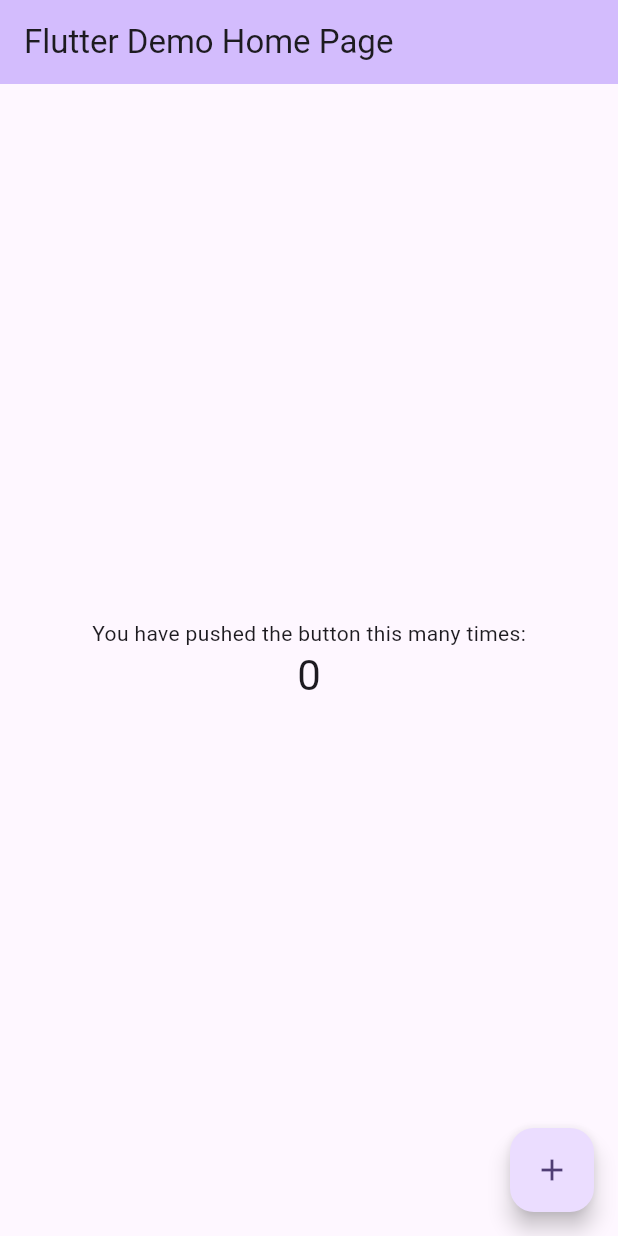
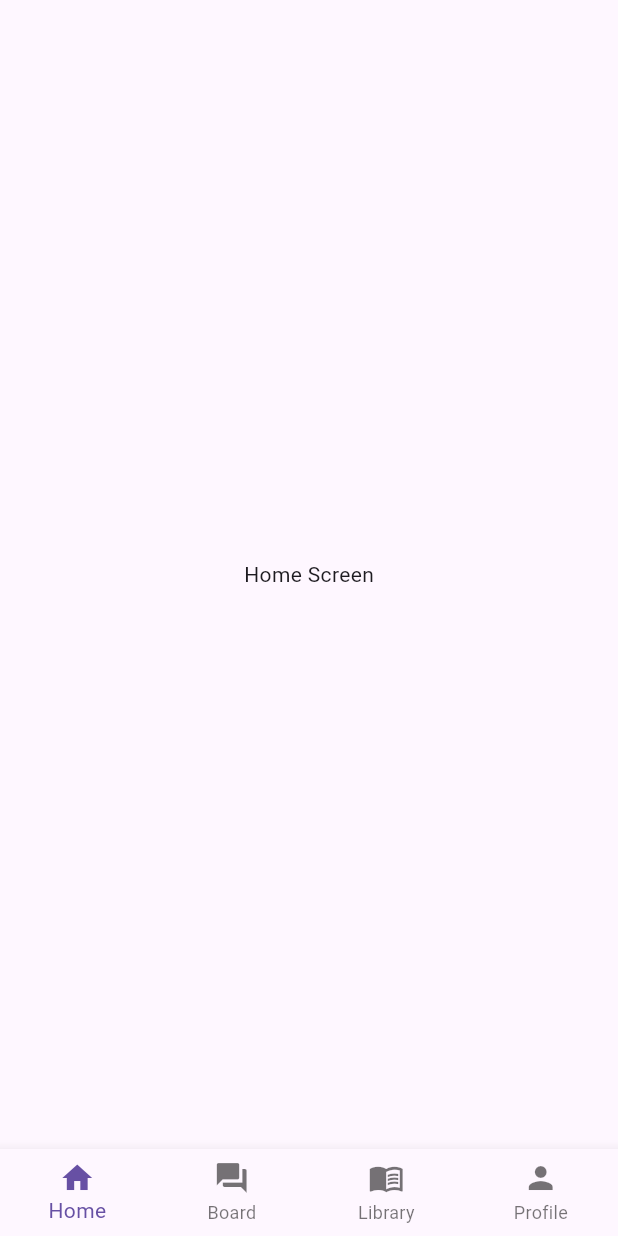
Before and after one commit to neochristmas/pagemeet, a Flutter app: the screen it shows after launch, on a phone screen of 412 x 824 dp. Run offline on Flutter 3.47's test engine with Material 3 defaults, Android fonts, the phone set to English and light mode, and no system bars; our stand-ins replace flutter_riverpod.

Commit message:
chore: initial project structure

```diff
--- /dev/null
+++ b/lib/app.dart
@@ -0,0 +1,50 @@
+import 'package:flutter/material.dart';
+import 'package:flutter_riverpod/flutter_riverpod.dart';
+import 'package:page_meet/providers/bottom_nav_provider.dart';
+import 'package:page_meet/screens/board_screen.dart';
+import 'package:page_meet/screens/home_screen.dart';
+import 'package:page_meet/screens/library_screen.dart';
+import 'package:page_meet/screens/profile_screen.dart';
+
+class PageMeetApp extends ConsumerWidget {
+  PageMeetApp({super.key});
+
+  final List<Widget> _screens = [
+    HomeScreen(),
+    BoardScreen(),
+    LibraryScreen(),
+    ProfileScreen(),
+  ];
+
+  @override
+  Widget build(BuildContext context, WidgetRef ref) {
+    final currentIdx = ref.watch(bottomNavIndexProvider);
+
+    return Scaffold(
+      body: _screens[currentIdx],
+      bottomNavigationBar: BottomNavigationBar(
+        currentIndex: currentIdx,
+        onTap: (idx) => ref.read(bottomNavIndexProvider.notifier).state = idx,
+        type: BottomNavigationBarType.fixed,
+        items: [
+          BottomNavigationBarItem(
+            icon: Icon(Icons.home),
+            label: 'Home',
+          ),
+          BottomNavigationBarItem(
+            icon: Icon(Icons.forum),
+            label: 'Board',
+          ),
+          BottomNavigationBarItem(
+            icon: Icon(Icons.menu_book),
+            label: 'Library',
+          ),
+          BottomNavigationBarItem(
+            icon: Icon(Icons.person),
+            label: 'Profile',
+          ),
+        ],
+      ),
+    );
+  }
+}
--- a/lib/main.dart
+++ b/lib/main.dart
@@ -1,7 +1,13 @@
 import 'package:flutter/material.dart';
+import 'package:flutter_riverpod/flutter_riverpod.dart';
+import 'package:page_meet/app.dart';
 
 void main() {
-  runApp(const MyApp());
+  runApp(
+    ProviderScope(
+      child: MyApp(),
+    ),
+  );
 }
 
 class MyApp extends StatelessWidget {
@@ -10,57 +16,11 @@ class MyApp extends StatelessWidget {
   @override
   Widget build(BuildContext context) {
     return MaterialApp(
-      title: 'Flutter Demo',
+      title: 'PageMeet',
       theme: ThemeData(
-        colorScheme: ColorScheme.fromSeed(seedColor: Colors.deepPurple),
+        primarySwatch: Colors.blue,
       ),
-      home: const MyHomePage(title: 'Flutter Demo Home Page'),
+      home: PageMeetApp(),
     );
   }
 }
-
-class MyHomePage extends StatefulWidget {
-  const MyHomePage({super.key, required this.title});
-
-  final String title;
-
-  @override
-  State<MyHomePage> createState() => _MyHomePageState();
-}
-
-class _MyHomePageState extends State<MyHomePage> {
-  int _counter = 0;
-
-  void _incrementCounter() {
-    setState(() {
-      _counter++;
-    });
-  }
-
-  @override
-  Widget build(BuildContext context) {
-    return Scaffold(
-      appBar: AppBar(
-        backgroundColor: Theme.of(context).colorScheme.inversePrimary,
-        title: Text(widget.title),
-      ),
-      body: Center(
-        child: Column(
-          mainAxisAlignment: MainAxisAlignment.center,
-          children: <Widget>[
-            const Text('You have pushed the button this many times:'),
-            Text(
-              '$_counter',
-              style: Theme.of(context).textTheme.headlineMedium,
-            ),
-          ],
-        ),
-      ),
-      floatingActionButton: FloatingActionButton(
-        onPressed: _incrementCounter,
-        tooltip: 'Increment',
-        child: const Icon(Icons.add),
-      ),
-    );
-  }
-}
--- /dev/null
+++ b/lib/providers/bottom_nav_provider.dart
@@ -0,0 +1,3 @@
+import 'package:flutter_riverpod/flutter_riverpod.dart';
+
+final bottomNavIndexProvider = StateProvider<int>((ref) => 0);
--- /dev/null
+++ b/lib/screens/board_screen.dart
@@ -0,0 +1,12 @@
+import 'package:flutter/material.dart';
+
+class BoardScreen extends StatelessWidget {
+  const BoardScreen({super.key});
+
+  @override
+  Widget build(BuildContext context) {
+    return const Center(
+      child: Text('Board Screen'),
+    );
+  }
+}
--- /dev/null
+++ b/lib/screens/home_screen.dart
@@ -0,0 +1,12 @@
+import 'package:flutter/material.dart';
+
+class HomeScreen extends StatelessWidget {
+  const HomeScreen({super.key});
+
+  @override
+  Widget build(BuildContext context) {
+    return const Center(
+      child: Text('Home Screen'),
+    );
+  }
+}
--- /dev/null
+++ b/lib/screens/library_screen.dart
@@ -0,0 +1,12 @@
+import 'package:flutter/material.dart';
+
+class LibraryScreen extends StatelessWidget {
+  const LibraryScreen({super.key});
+
+  @override
+  Widget build(BuildContext context) {
+    return const Center(
+      child: Text('Library Screen'),
+    );
+  }
+}
--- /dev/null
+++ b/lib/screens/profile_screen.dart
@@ -0,0 +1,12 @@
+import 'package:flutter/material.dart';
+
+class ProfileScreen extends StatelessWidget {
+  const ProfileScreen({super.key});
+
+  @override
+  Widget build(BuildContext context) {
+    return const Center(
+      child: Text('Profile Screen'),
+    );
+  }
+}
--- a/pubspec.yaml
+++ b/pubspec.yaml
@@ -2,7 +2,7 @@ name: page_meet
 description: "A new Flutter project."
 # The following line prevents the package from being accidentally published to
 # pub.dev using `flutter pub publish`. This is preferred for private packages.
-publish_to: 'none' # Remove this line if you wish to publish to pub.dev
+publish_to: "none" # Remove this line if you wish to publish to pub.dev
 
 # The following defines the version and build number for your application.
 # A version number is three numbers separated by dots, like 1.2.43
@@ -19,7 +19,7 @@ publish_to: 'none' # Remove this line if you wish to publish to pub.dev
 version: 1.0.0+1
 
 environment:
-  sdk: ^3.7.2
+  sdk: ">=3.6.0 <4.0.0"
 
 # Dependencies specify other packages that your package needs in order to work.
 # To automatically upgrade your package dependencies to the latest versions
@@ -34,6 +34,7 @@ dependencies:
   # The following adds the Cupertino Icons font to your application.
   # Use with the CupertinoIcons class for iOS style icons.
   cupertino_icons: ^1.0.8
+  flutter_riverpod: ^2.6.1
 
 dev_dependencies:
   flutter_test:
@@ -51,7 +52,6 @@ dev_dependencies:
 
 # The following section is specific to Flutter packages.
 flutter:
-
   # The following line ensures that the Material Icons font is
   # included with your application, so that you can use the icons in
   # the material Icons class.
```
Also changed, not shown: pubspec.lock.
